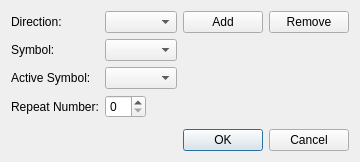
First picture: the form in source/dialogs/directiondialog.ui, repository powertab/powertabeditor, before the edit.
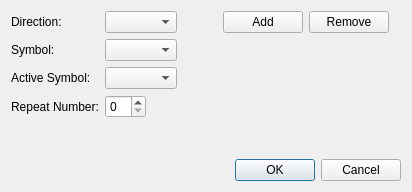
Second picture: the form after the edit.

```diff
--- a/source/dialogs/directiondialog.ui
+++ b/source/dialogs/directiondialog.ui
@@ -6,8 +6,8 @@
    <rect>
     <x>0</x>
     <y>0</y>
-    <width>344</width>
-    <height>162</height>
+    <width>412</width>
+    <height>192</height>
    </rect>
   </property>
   <property name="windowTitle">
```
Left out of the diff: 3 changed lines with no effect on the pictures.
